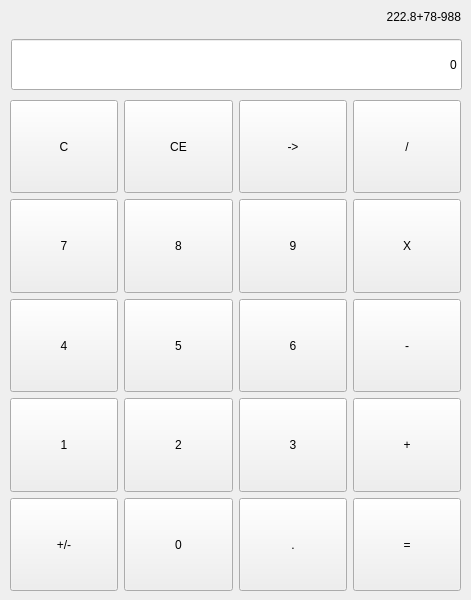
Before: the Qt Designer form design.ui in Azat8819/calculator, drawn with Qt 5.
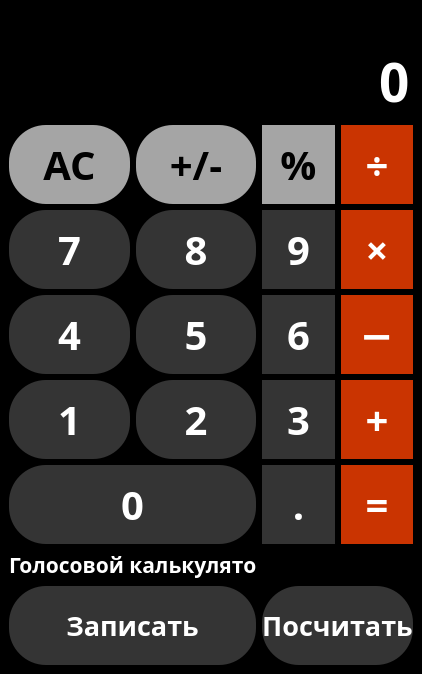
After: the same form once the commit is applied. Icons and pictures are not drawn.

What changed in the file:
```diff
--- a/design.ui
+++ b/design.ui
@@ -6,22 +6,88 @@
    <rect>
     <x>0</x>
     <y>0</y>
-    <width>471</width>
-    <height>600</height>
+    <width>422</width>
+    <height>674</height>
    </rect>
   </property>
+  <property name="sizePolicy">
+   <sizepolicy hsizetype="Preferred" vsizetype="Preferred">
+    <horstretch>0</horstretch>
+    <verstretch>0</verstretch>
+   </sizepolicy>
+  </property>
+  <property name="minimumSize">
+   <size>
+    <width>300</width>
+    <height>500</height>
+   </size>
+  </property>
   <property name="windowTitle">
-   <string>Calculater</string>
+   <string>Calculator</string>
+  </property>
+  <property name="windowIcon">
+   <iconset>
+    <normaloff>:/icons/icons/calculator.svg</normaloff>:/icons/icons/calculator.svg</iconset>
+  </property>
+  <property name="styleSheet">
+   <string notr="true">QWidget {
+                color: white;
+                background-color: #000000;
+                font-family: Rubik;
+                font-size: 16pt;
+                font-weight: 600;
+                }
+
+                QPushButton {
+                background-color: transparent;
+                border: none;
+                }
+
+                QPushButton:hover {
+                background-color: #666;
+                }
+
+                QPushButton:pressed {
+                background-color: #888;
+                }
+            </string>
   </property>
   <widget class="QWidget" name="centralwidget">
+   <property name="sizePolicy">
+    <sizepolicy hsizetype="Preferred" vsizetype="Preferred">
+     <horstretch>0</horstretch>
+     <verstretch>0</verstretch>
+    </sizepolicy>
+   </property>
+   <layout class="QVBoxLayout" name="verticalLayout">
+    <item>
+     <widget class="QLabel" name="lbl_temp">
+      <property name="sizePolicy">
+       <sizepolicy hsizetype="Preferred" vsizetype="Maximum">
+        <horstretch>0</horstretch>
+        <verstretch>0</verstretch>
+       </sizepolicy>
+      </property>
+      <property name="styleSheet">
+       <string notr="true">color: #888;</string>
+      </property>
+      <property name="alignment">
+       <set>Qt::AlignRight|Qt::AlignTrailing|Qt::AlignVCenter</set>
+      </property>
+     </widget>
+    </item>
+    <item>
    <widget class="QLineEdit" name="le_entry">
-    <property name="geometry">
-     <rect>
-      <x>11</x>
-      <y>39</y>
-      <width>451</width>
-      <height>51</height>
-     </rect>
+      <property name="sizePolicy">
+       <sizepolicy hsizetype="Expanding" vsizetype="Maximum">
+        <horstretch>0</horstretch>
+        <verstretch>0</verstretch>
+       </sizepolicy>
+      </property>
+      <property name="styleSheet">
+       <string notr="true">font-size: 40pt;
+                                border: none;
+                            </string>
     </property>
     <property name="text">
      <string>0</string>
@@ -36,180 +102,68 @@
      <bool>true</bool>
     </property>
    </widget>
-   <widget class="QLabel" name="lbl_temp">
-    <property name="geometry">
-     <rect>
-      <x>10</x>
-      <y>6</y>
-      <width>451</width>
-      <height>21</height>
-     </rect>
-    </property>
-    <property name="sizePolicy">
-     <sizepolicy hsizetype="Preferred" vsizetype="Maximum">
-      <horstretch>0</horstretch>
-      <verstretch>0</verstretch>
-     </sizepolicy>
-    </property>
-    <property name="text">
-     <string>222.8+78-988</string>
-    </property>
-    <property name="alignment">
-     <set>Qt::AlignRight|Qt::AlignTrailing|Qt::AlignVCenter</set>
-    </property>
-   </widget>
-   <widget class="QWidget" name="gridLayoutWidget">
-    <property name="geometry">
-     <rect>
-      <x>10</x>
-      <y>100</y>
-      <width>451</width>
-      <height>491</height>
-     </rect>
-    </property>
-    <layout class="QGridLayout" name="gridLayout_2">
-     <item row="0" column="0">
-      <widget class="QPushButton" name="btn_c">
-       <property name="sizePolicy">
-        <sizepolicy hsizetype="Minimum" vsizetype="Expanding">
-         <horstretch>0</horstretch>
-         <verstretch>0</verstretch>
-        </sizepolicy>
-       </property>
-       <property name="text">
-        <string>C</string>
-       </property>
-      </widget>
-     </item>
-     <item row="2" column="0">
-      <widget class="QPushButton" name="btn_4">
+    </item>
+    <item>
+     <layout class="QGridLayout" name="layout_buttons">
+      <item row="4" column="0" colspan="2">
+       <widget class="QPushButton" name="btn_0">
        <property name="sizePolicy">
         <sizepolicy hsizetype="Minimum" vsizetype="Expanding">
          <horstretch>0</horstretch>
          <verstretch>0</verstretch>
         </sizepolicy>
        </property>
-       <property name="text">
-        <string>4</string>
-       </property>
-      </widget>
-     </item>
-     <item row="0" column="1">
-      <widget class="QPushButton" name="btn_ce">
-       <property name="sizePolicy">
-        <sizepolicy hsizetype="Minimum" vsizetype="Expanding">
-         <horstretch>0</horstretch>
-         <verstretch>0</verstretch>
-        </sizepolicy>
+        <property name="cursor">
+         <cursorShape>PointingHandCursor</cursorShape>
+        </property>
+        <property name="styleSheet">
+         <string notr="true">QWidget {
+	color: white;
+	background-color: #343434;
+	font-family: Rubik;
+	font-size: 30pt;
+	font-weight: 500;
+	border-radius: 37;
+}</string>
        </property>
        <property name="text">
-        <string>CE</string>
-       </property>
-      </widget>
-     </item>
-     <item row="3" column="0">
-      <widget class="QPushButton" name="btn_1">
-       <property name="sizePolicy">
-        <sizepolicy hsizetype="Minimum" vsizetype="Expanding">
-         <horstretch>0</horstretch>
-         <verstretch>0</verstretch>
-        </sizepolicy>
-       </property>
-       <property name="text">
-        <string>1</string>
-       </property>
+         <string>0</string>
+        </property>
        <property name="shortcut">
         <string>1</string>
        </property>
       </widget>
      </item>
-     <item row="1" column="0">
-      <widget class="QPushButton" name="btn_7">
-       <property name="sizePolicy">
-        <sizepolicy hsizetype="Minimum" vsizetype="Expanding">
-         <horstretch>0</horstretch>
-         <verstretch>0</verstretch>
-        </sizepolicy>
-       </property>
+      <item row="5" column="0" colspan="2">
+       <widget class="QLabel" name="label">
        <property name="text">
-        <string>7</string>
-       </property>
-       <property name="shortcut">
-        <string>7</string>
-       </property>
-      </widget>
-     </item>
-     <item row="2" column="1">
-      <widget class="QPushButton" name="btn_5">
+         <string>Голосовой калькулятор</string>
+        </property>
+       </widget>
+      </item>
+      <item row="1" column="2">
+       <widget class="QPushButton" name="btn_9">
        <property name="sizePolicy">
         <sizepolicy hsizetype="Minimum" vsizetype="Expanding">
          <horstretch>0</horstretch>
          <verstretch>0</verstretch>
         </sizepolicy>
        </property>
-       <property name="text">
-        <string>5</string>
-       </property>
-       <property name="shortcut">
-        <string/>
-       </property>
-      </widget>
-     </item>
-     <item row="0" column="2">
-      <widget class="QPushButton" name="btn_backspace">
-       <property name="sizePolicy">
-        <sizepolicy hsizetype="Minimum" vsizetype="Expanding">
-         <horstretch>0</horstretch>
-         <verstretch>0</verstretch>
-        </sizepolicy>
-       </property>
+        <property name="cursor">
+         <cursorShape>PointingHandCursor</cursorShape>
+        </property>
+        <property name="styleSheet">
+         <string notr="true">QWidget {
+	color: white;
+	background-color: #343434;
+	font-family: Rubik;
+	font-size: 30pt;
+	font-weight: 500;
+	border-radius: 37;
+}</string>
+        </property>
        <property name="text">
-        <string>-&gt;</string>
-       </property>
-      </widget>
-     </item>
-     <item row="4" column="0">
-      <widget class="QPushButton" name="btn_plusmin">
-       <property name="sizePolicy">
-        <sizepolicy hsizetype="Minimum" vsizetype="Expanding">
-         <horstretch>0</horstretch>
-         <verstretch>0</verstretch>
-        </sizepolicy>
-       </property>
-       <property name="text">
-        <string>+/-</string>
-       </property>
-      </widget>
-     </item>
-     <item row="1" column="1">
-      <widget class="QPushButton" name="btn_8">
-       <property name="sizePolicy">
-        <sizepolicy hsizetype="Minimum" vsizetype="Expanding">
-         <horstretch>0</horstretch>
-         <verstretch>0</verstretch>
-        </sizepolicy>
-       </property>
-       <property name="text">
-        <string>8</string>
-       </property>
-       <property name="shortcut">
-        <string>8</string>
-       </property>
-      </widget>
-     </item>
-     <item row="0" column="3">
-      <widget class="QPushButton" name="btn_del">
-       <property name="sizePolicy">
-        <sizepolicy hsizetype="Minimum" vsizetype="Expanding">
-         <horstretch>0</horstretch>
-         <verstretch>0</verstretch>
-        </sizepolicy>
-       </property>
-       <property name="text">
-        <string>/</string>
-       </property>
-       <property name="shortcut">
-        <string>/</string>
+         <string>9</string>
        </property>
       </widget>
      </item>
@@ -221,6 +175,19 @@
          <verstretch>0</verstretch>
         </sizepolicy>
        </property>
+        <property name="cursor">
+         <cursorShape>PointingHandCursor</cursorShape>
+        </property>
+        <property name="styleSheet">
+         <string notr="true">QWidget {
+	color: white;
+	background-color: #343434;
+	font-family: Rubik;
+	font-size: 30pt;
+	font-weight: 500;
+	border-radius: 37;
+}</string>
+        </property>
        <property name="text">
         <string>6</string>
        </property>
@@ -237,6 +204,19 @@
          <verstretch>0</verstretch>
         </sizepolicy>
        </property>
+        <property name="cursor">
+         <cursorShape>PointingHandCursor</cursorShape>
+        </property>
+        <property name="styleSheet">
+         <string notr="true">QWidget {
+	color: white;
+	background-color: #343434;
+	font-family: Rubik;
+	font-size: 30pt;
+	font-weight: 500;
+	border-radius: 37;
+}</string>
+        </property>
        <property name="text">
         <string>2</string>
        </property>
@@ -245,32 +225,29 @@
        </property>
       </widget>
      </item>
-     <item row="1" column="2">
-      <widget class="QPushButton" name="btn_9">
+      <item row="2" column="1">
+       <widget class="QPushButton" name="btn_5">
        <property name="sizePolicy">
         <sizepolicy hsizetype="Minimum" vsizetype="Expanding">
          <horstretch>0</horstretch>
          <verstretch>0</verstretch>
         </sizepolicy>
        </property>
-       <property name="text">
-        <string>9</string>
-       </property>
-       <property name="shortcut">
-        <string>9</string>
-       </property>
-      </widget>
-     </item>
-     <item row="4" column="1">
-      <widget class="QPushButton" name="btn_0">
-       <property name="sizePolicy">
-        <sizepolicy hsizetype="Minimum" vsizetype="Expanding">
-         <horstretch>0</horstretch>
-         <verstretch>0</verstretch>
-        </sizepolicy>
-       </property>
+        <property name="cursor">
+         <cursorShape>PointingHandCursor</cursorShape>
+        </property>
+        <property name="styleSheet">
+         <string notr="true">QWidget {
+	color: white;
+	background-color: #343434;
+	font-family: Rubik;
+	font-size: 30pt;
+	font-weight: 500;
+	border-radius: 37;
+}</string>
+        </property>
        <property name="text">
-        <string>0</string>
+         <string>5</string>
        </property>
        <property name="shortcut">
         <string>0</string>
@@ -285,24 +262,21 @@
          <verstretch>0</verstretch>
         </sizepolicy>
        </property>
-       <property name="text">
-        <string>3</string>
-       </property>
-       <property name="shortcut">
-        <string>3</string>
-       </property>
-      </widget>
-     </item>
-     <item row="4" column="2">
-      <widget class="QPushButton" name="btn_com">
-       <property name="sizePolicy">
-        <sizepolicy hsizetype="Minimum" vsizetype="Expanding">
-         <horstretch>0</horstretch>
-         <verstretch>0</verstretch>
-        </sizepolicy>
-       </property>
+        <property name="cursor">
+         <cursorShape>PointingHandCursor</cursorShape>
+        </property>
+        <property name="styleSheet">
+         <string notr="true">QWidget {
+	color: white;
+	background-color: #343434;
+	font-family: Rubik;
+	font-size: 30pt;
+	font-weight: 500;
+	border-radius: 37;
+}</string>
+        </property>
        <property name="text">
-        <string>.</string>
+         <string>3</string>
        </property>
        <property name="shortcut">
         <string>.</string>
@@ -310,47 +284,319 @@
       </widget>
      </item>
      <item row="1" column="3">
-      <widget class="QPushButton" name="btn_umn">
+       <widget class="QPushButton" name="btn_mul">
        <property name="sizePolicy">
-        <sizepolicy hsizetype="Preferred" vsizetype="Expanding">
+         <sizepolicy hsizetype="Minimum" vsizetype="Expanding">
          <horstretch>0</horstretch>
          <verstretch>0</verstretch>
         </sizepolicy>
        </property>
+        <property name="cursor">
+         <cursorShape>PointingHandCursor</cursorShape>
+        </property>
+        <property name="styleSheet">
+         <string notr="true">QWidget {
+	color: white;
+	background-color: #ca3401;
+	font-family: Rubik;
+	font-size: 30pt;
+	font-weight: 500;
+	border-radius: 37;
+}</string>
+        </property>
        <property name="text">
-        <string>X</string>
+         <string>×</string>
        </property>
        <property name="shortcut">
         <string>*</string>
        </property>
       </widget>
      </item>
+      <item row="1" column="1">
+       <widget class="QPushButton" name="btn_8">
+        <property name="sizePolicy">
+         <sizepolicy hsizetype="Minimum" vsizetype="Expanding">
+          <horstretch>0</horstretch>
+          <verstretch>0</verstretch>
+         </sizepolicy>
+        </property>
+        <property name="cursor">
+         <cursorShape>PointingHandCursor</cursorShape>
+        </property>
+        <property name="styleSheet">
+         <string notr="true">QWidget {
+	color: white;
+	background-color: #343434;
+	font-family: Rubik;
+	font-size: 30pt;
+	font-weight: 500;
+	border-radius: 37;
+}</string>
+        </property>
+        <property name="text">
+         <string>8</string>
+        </property>
+       </widget>
+      </item>
+      <item row="0" column="1">
+       <widget class="QPushButton" name="btn_neg">
+        <property name="sizePolicy">
+         <sizepolicy hsizetype="Minimum" vsizetype="Expanding">
+          <horstretch>0</horstretch>
+          <verstretch>0</verstretch>
+         </sizepolicy>
+        </property>
+        <property name="cursor">
+         <cursorShape>PointingHandCursor</cursorShape>
+        </property>
+        <property name="styleSheet">
+         <string notr="true">QWidget {
+	color: black;
+	background-color: #a5a5a5;
+	font-family: Rubik;
+	font-size: 30pt;
+	font-weight: 500;
+	border-radius: 37;
+}</string>
+        </property>
+        <property name="text">
+         <string>+/-</string>
+        </property>
+        <property name="shortcut">
+         <string>Del</string>
+        </property>
+       </widget>
+      </item>
+      <item row="0" column="2">
+       <widget class="QPushButton" name="btn_percent">
+        <property name="sizePolicy">
+         <sizepolicy hsizetype="Minimum" vsizetype="Expanding">
+          <horstretch>0</horstretch>
+          <verstretch>0</verstretch>
+         </sizepolicy>
+        </property>
+        <property name="cursor">
+         <cursorShape>PointingHandCursor</cursorShape>
+        </property>
+        <property name="styleSheet">
+         <string notr="true">QWidget {
+	color: black;
+	background-color: #a5a5a5;
+	font-family: Rubik;
+	font-size: 30pt;
+	font-weight: 500;
+	border-radius: 37;
+}</string>
+        </property>
+        <property name="text">
+         <string>%</string>
+        </property>
+        <property name="icon">
+         <iconset>
+          <normaloff>:/icons/icons/backspace.svg</normaloff>:/icons/icons/backspace.svg</iconset>
+        </property>
+        <property name="iconSize">
+         <size>
+          <width>24</width>
+          <height>24</height>
+         </size>
+        </property>
+        <property name="shortcut">
+         <string>Backspace</string>
+        </property>
+       </widget>
+      </item>
+      <item row="0" column="3">
+       <widget class="QPushButton" name="btn_div">
+        <property name="sizePolicy">
+         <sizepolicy hsizetype="Minimum" vsizetype="Expanding">
+          <horstretch>0</horstretch>
+          <verstretch>0</verstretch>
+         </sizepolicy>
+        </property>
+        <property name="cursor">
+         <cursorShape>PointingHandCursor</cursorShape>
+        </property>
+        <property name="styleSheet">
+         <string notr="true">QWidget {
+	color: white;
+	background-color: #ca3401;
+	font-family: Rubik;
+	font-size: 30pt;
+	font-weight: 500;
+	border-radius: 37;
+}</string>
+        </property>
+        <property name="text">
+         <string>÷</string>
+        </property>
+        <property name="shortcut">
+         <string>/</string>
+        </property>
+       </widget>
+      </item>
+      <item row="0" column="0">
+       <widget class="QPushButton" name="btn_clear">
+        <property name="sizePolicy">
+         <sizepolicy hsizetype="Minimum" vsizetype="Expanding">
+          <horstretch>0</horstretch>
+          <verstretch>0</verstretch>
+         </sizepolicy>
+        </property>
+        <property name="cursor">
+         <cursorShape>PointingHandCursor</cursorShape>
+        </property>
+        <property name="styleSheet">
+         <string notr="true">QWidget {
+	color: black;
+	background-color: #a5a5a5;
+	font-family: Rubik;
+	font-size: 30pt;
+	font-weight: 500;
+	border-radius: 37;
+}</string>
+        </property>
+        <property name="text">
+         <string>AC</string>
+        </property>
+       </widget>
+      </item>
+      <item row="3" column="0">
+       <widget class="QPushButton" name="btn_1">
+        <property name="sizePolicy">
+         <sizepolicy hsizetype="Minimum" vsizetype="Expanding">
+          <horstretch>0</horstretch>
+          <verstretch>0</verstretch>
+         </sizepolicy>
+        </property>
+        <property name="cursor">
+         <cursorShape>PointingHandCursor</cursorShape>
+        </property>
+        <property name="styleSheet">
+         <string notr="true">QWidget {
+	color: white;
+	background-color: #343434;
+	font-family: Rubik;
+	font-size: 30pt;
+	font-weight: 500;
+	border-radius: 37;
+}</string>
+        </property>
+        <property name="text">
+         <string>1</string>
+        </property>
+        <property name="shortcut">
+         <string>1</string>
+        </property>
+       </widget>
+      </item>
+      <item row="1" column="0">
+       <widget class="QPushButton" name="btn_7">
+        <property name="sizePolicy">
+         <sizepolicy hsizetype="Minimum" vsizetype="Expanding">
+          <horstretch>0</horstretch>
+          <verstretch>0</verstretch>
+         </sizepolicy>
+        </property>
+        <property name="cursor">
+         <cursorShape>PointingHandCursor</cursorShape>
+        </property>
+        <property name="styleSheet">
+         <string notr="true">QWidget {
+	color: white;
+	background-color: #343434;
+	font-family: Rubik;
+	font-size: 30pt;
+	font-weight: 500;
+	border-radius: 37;
+}</string>
+        </property>
+        <property name="text">
+         <string>7</string>
+        </property>
+       </widget>
+      </item>
+      <item row="2" column="0">
+       <widget class="QPushButton" name="btn_4">
+        <property name="sizePolicy">
+         <sizepolicy hsizetype="Minimum" vsizetype="Expanding">
+          <horstretch>0</horstretch>
+          <verstretch>0</verstretch>
+         </sizepolicy>
+        </property>
+        <property name="cursor">
+         <cursorShape>PointingHandCursor</cursorShape>
+        </property>
+        <property name="styleSheet">
+         <string notr="true">QWidget {
+	color: white;
+	background-color: #343434;
+	font-family: Rubik;
+	font-size: 30pt;
+	font-weight: 500;
+	border-radius: 37;
+}</string>
+        </property>
+        <property name="text">
+         <string>4</string>
+        </property>
+        <property name="shortcut">
+         <string>4</string>
+        </property>
+       </widget>
+      </item>
      <item row="2" column="3">
-      <widget class="QPushButton" name="btn_min">
+       <widget class="QPushButton" name="btn_sub">
        <property name="sizePolicy">
         <sizepolicy hsizetype="Minimum" vsizetype="Expanding">
          <horstretch>0</horstretch>
          <verstretch>0</verstretch>
         </sizepolicy>
        </property>
+        <property name="cursor">
+         <cursorShape>PointingHandCursor</cursorShape>
+        </property>
+        <property name="styleSheet">
+         <string notr="true">QWidget {
+	color: white;
+	background-color: #ca3401;
+	font-family: Rubik;
+	font-size: 30pt;
+	font-weight: 500;
+	border-radius: 37;
+}</string>
+        </property>
        <property name="text">
-        <string>-</string>
+         <string>−</string>
        </property>
        <property name="shortcut">
         <string>-</string>
        </property>
       </widget>
      </item>
-     <item row="3" column="3">
-      <widget class="QPushButton" name="btn_plus">
+      <item row="4" column="2">
+       <widget class="QPushButton" name="btn_point">
        <property name="sizePolicy">
         <sizepolicy hsizetype="Minimum" vsizetype="Expanding">
          <horstretch>0</horstretch>
          <verstretch>0</verstretch>
         </sizepolicy>
        </property>
+        <property name="cursor">
+         <cursorShape>PointingHandCursor</cursorShape>
+        </property>
+        <property name="styleSheet">
+         <string notr="true">QWidget {
+	color: white;
+	background-color: #343434;
+	font-family: Rubik;
+	font-size: 30pt;
+	font-weight: 500;
+	border-radius: 37;
+}</string>
+        </property>
        <property name="text">
-        <string>+</string>
+         <string>.</string>
        </property>
        <property name="shortcut">
         <string>+</string>
@@ -358,13 +604,26 @@
       </widget>
      </item>
      <item row="4" column="3">
-      <widget class="QPushButton" name="btn_rez">
+       <widget class="QPushButton" name="btn_calc">
        <property name="sizePolicy">
         <sizepolicy hsizetype="Minimum" vsizetype="Expanding">
          <horstretch>0</horstretch>
          <verstretch>0</verstretch>
         </sizepolicy>
        </property>
+        <property name="cursor">
+         <cursorShape>PointingHandCursor</cursorShape>
+        </property>
+        <property name="styleSheet">
+         <string notr="true">QWidget {
+	color: white;
+	background-color: #ca3401;
+	font-family: Rubik;
+	font-size: 30pt;
+	font-weight: 500;
+	border-radius: 37;
+}</string>
+        </property>
        <property name="text">
         <string>=</string>
        </property>
@@ -373,8 +632,105 @@
        </property>
       </widget>
      </item>
-    </layout>
-   </widget>
+      <item row="3" column="3">
+       <widget class="QPushButton" name="btn_add">
+        <property name="sizePolicy">
+         <sizepolicy hsizetype="Minimum" vsizetype="Expanding">
+          <horstretch>0</horstretch>
+          <verstretch>0</verstretch>
+         </sizepolicy>
+        </property>
+        <property name="cursor">
+         <cursorShape>PointingHandCursor</cursorShape>
+        </property>
+        <property name="styleSheet">
+         <string notr="true">QWidget {
+	color: white;
+	background-color: #ca3401;
+	font-family: Rubik;
+	font-size: 30pt;
+	font-weight: 500;
+	border-radius: 37;
+}</string>
+        </property>
+        <property name="text">
+         <string>+</string>
+        </property>
+        <property name="shortcut">
+         <string>+</string>
+        </property>
+       </widget>
+      </item>
+      <item row="6" column="0" colspan="2">
+       <widget class="QPushButton" name="btn_record">
+        <property name="enabled">
+         <bool>true</bool>
+        </property>
+        <property name="sizePolicy">
+         <sizepolicy hsizetype="Minimum" vsizetype="Expanding">
+          <horstretch>0</horstretch>
+          <verstretch>0</verstretch>
+         </sizepolicy>
+        </property>
+        <property name="minimumSize">
+         <size>
+          <width>0</width>
+          <height>0</height>
+         </size>
+        </property>
+        <property name="sizeIncrement">
+         <size>
+          <width>0</width>
+          <height>0</height>
+         </size>
+        </property>
+        <property name="styleSheet">
+         <string notr="true">QWidget {
+	color: white;
+	background-color: #343434;
+	font-family: Rubik;
+	font-size: 20pt;
+	font-weight: 500;
+	border-radius: 37;
+}</string>
+        </property>
+        <property name="text">
+         <string>Записать</string>
+        </property>
+       </widget>
+      </item>
+      <item row="6" column="2" colspan="2">
+       <widget class="QPushButton" name="btn_result">
+        <property name="enabled">
+         <bool>true</bool>
+        </property>
+        <property name="sizePolicy">
+         <sizepolicy hsizetype="Minimum" vsizetype="Expanding">
+          <horstretch>0</horstretch>
+          <verstretch>0</verstretch>
+         </sizepolicy>
+        </property>
+        <property name="styleSheet">
+         <string notr="true">QWidget {
+	color: white;
+	background-color: #343434;
+	font-family: Rubik;
+	font-size: 20pt;
+	font-weight: 500;
+	border-radius: 37;
+}</string>
+        </property>
+        <property name="text">
+         <string>Посчитать</string>
+        </property>
+        <property name="checkable">
+         <bool>false</bool>
+        </property>
+       </widget>
+      </item>
+     </layout>
+    </item>
+   </layout>
   </widget>
  </widget>
  <resources/>
```
Left out of the diff: 8 changed lines with no effect on the pictures. Lines whose indentation alone changed are shown as unchanged.
